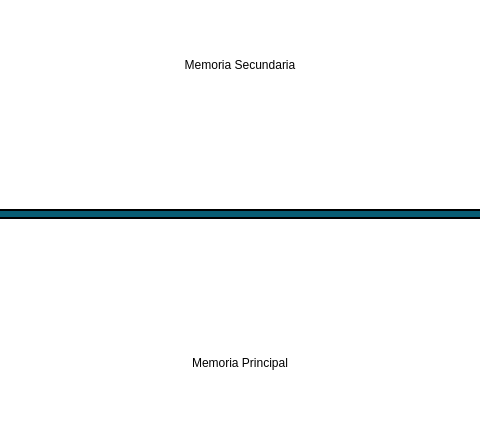
Above: view/memory.ui from JesusAbarcaRodriguez/process-simulator before the change; both pictures show x 278 to 758 and y 101 to 531 of the 1036 by 629 pixel window. Below: the same form after it.
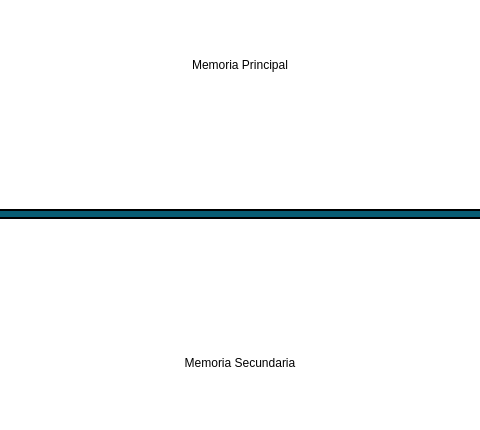
That is the form after the change.

```diff
--- a/view/memory.ui
+++ b/view/memory.ui
@@ -55,7 +55,7 @@
 }</string>
             </property>
             <property name="text">
-             <string>Memoria Secundaria</string>
+             <string>Memoria Principal</string>
             </property>
             <property name="alignment">
              <set>Qt::AlignCenter</set>
@@ -93,7 +93,7 @@
 }</string>
             </property>
             <property name="text">
-             <string>Memoria Principal</string>
+             <string>Memoria Secundaria</string>
             </property>
             <property name="alignment">
              <set>Qt::AlignCenter</set>
```
